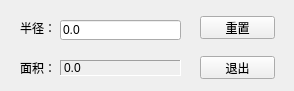
The window that Dialog/dialog.ui (jjzhang166/Qt5Examples) describes before a commit, drawn with Qt 5.
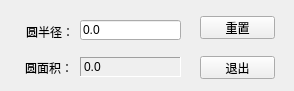
The same window after the commit. Icons and pictures are not drawn.

Commit message: 增加了正则表达式方案对半径输入框数据的验证，固定了窗口的大小

Patch:
```diff
--- a/Dialog/dialog.ui
+++ b/Dialog/dialog.ui
@@ -13,6 +13,12 @@
     <height>91</height>
    </rect>
   </property>
+  <property name="sizePolicy">
+   <sizepolicy hsizetype="Preferred" vsizetype="Preferred">
+    <horstretch>0</horstretch>
+    <verstretch>0</verstretch>
+   </sizepolicy>
+  </property>
   <property name="maximumSize">
    <size>
     <width>294</width>
@@ -30,36 +36,36 @@
    <widget class="QLabel" name="radiusLabel">
     <property name="geometry">
      <rect>
-      <x>20</x>
-      <y>20</y>
-      <width>31</width>
-      <height>16</height>
+      <x>26</x>
+      <y>22</y>
+      <width>51</width>
+      <height>20</height>
      </rect>
     </property>
     <property name="text">
-     <string>半径：</string>
+     <string>圆半径：</string>
     </property>
    </widget>
    <widget class="QLabel" name="areaLabel_1">
     <property name="geometry">
      <rect>
-      <x>20</x>
+      <x>25</x>
       <y>60</y>
-      <width>31</width>
+      <width>51</width>
       <height>16</height>
      </rect>
     </property>
     <property name="text">
-     <string>面积：</string>
+     <string>圆面积：</string>
     </property>
    </widget>
    <widget class="QLabel" name="areaLabel_2">
     <property name="geometry">
      <rect>
-      <x>60</x>
-      <y>60</y>
-      <width>121</width>
-      <height>16</height>
+      <x>80</x>
+      <y>57</y>
+      <width>101</width>
+      <height>20</height>
      </rect>
     </property>
     <property name="frameShape">
@@ -75,9 +81,9 @@
    <widget class="QLineEdit" name="radiusLabelEdit">
     <property name="geometry">
      <rect>
-      <x>60</x>
+      <x>80</x>
       <y>20</y>
-      <width>121</width>
+      <width>101</width>
       <height>20</height>
      </rect>
     </property>
```
Left out of the diff: 5 changed lines with no effect on the pictures. The commit also changes 2 other files.
